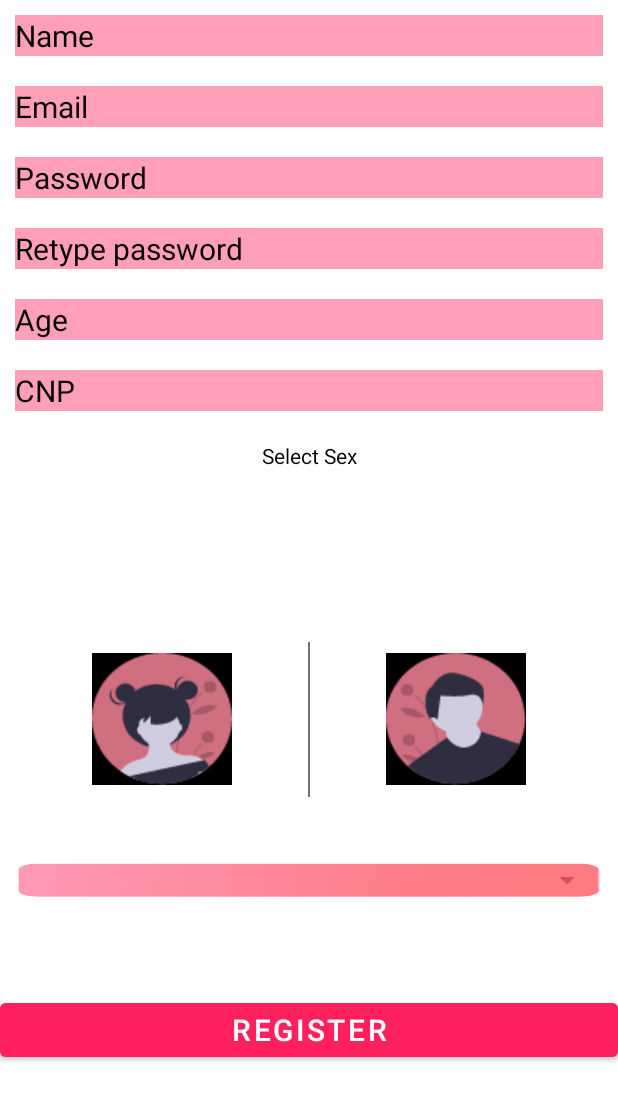
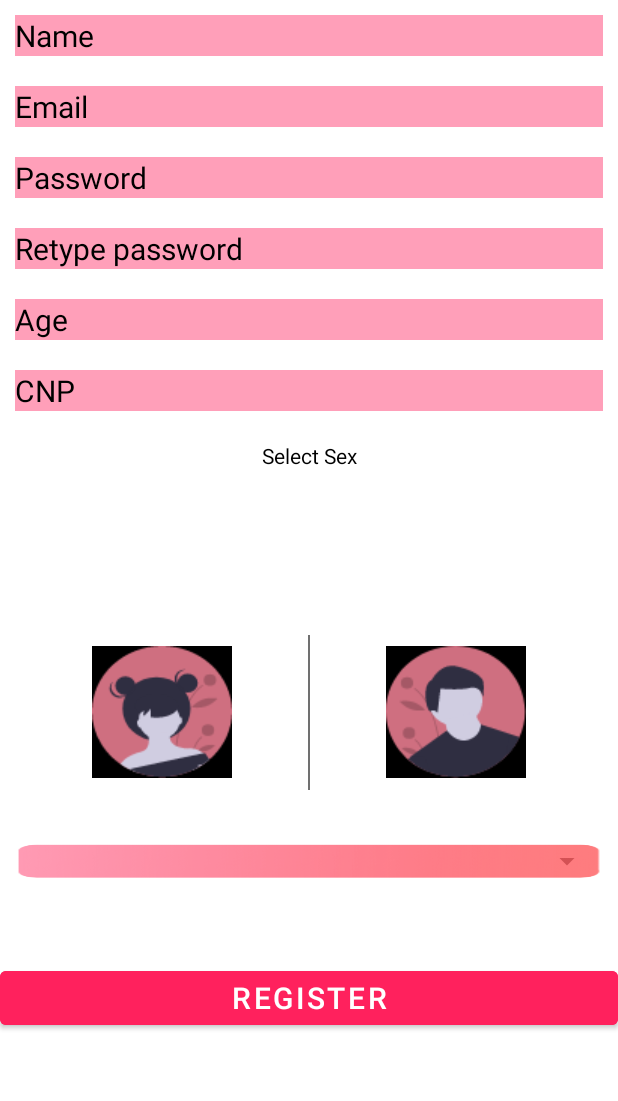
Before and after one commit to mara-h/BloodDonationFrontend, an Android app: the layout activity_register.xml on its own in the app's theme, with its tools: preview values and no code run, on a phone screen of 412 x 824 dp. Shown: the top 1101 px of the screen. Run offline under Robolectric (Android 15) with nearby library versions, the phone set to English and light mode, and no system bars.

Commit message:
registration design

```diff
--- a/app/src/main/res/layout/activity_register.xml
+++ b/app/src/main/res/layout/activity_register.xml
@@ -114,14 +114,14 @@
         android:layout_height="wrap_content"
         android:layout_below="@id/sexInput"
         android:layout_gravity="center"
-        android:layout_marginStart="10dp"
-        android:layout_marginTop="10dp"
-        android:layout_marginEnd="10dp"
+        android:layout_marginStart="5dp"
+        android:layout_marginTop="5dp"
+        android:layout_marginEnd="5dp"
         android:layout_marginBottom="1dp"
         android:gravity="center_horizontal"
         android:minHeight="48dp"
-        android:textColor="#000000"
-        android:textAlignment="gravity"/>
+        android:textAlignment="gravity"
+        android:textColor="#000000" />
 
 
     <LinearLayout
@@ -168,9 +168,9 @@
         android:layout_height="wrap_content"
         android:layout_below="@id/lay"
         android:layout_marginStart="10dp"
-        android:layout_marginTop="18dp"
+        android:layout_marginTop="10dp"
         android:layout_marginEnd="10dp"
-        android:layout_marginBottom="10dp"
+        android:layout_marginBottom="1dp"
         android:dropDownSelector="@drawable/emailimg"
         android:foreground="@drawable/emailimg"
         android:hint="@string/select_blood_group"
```
